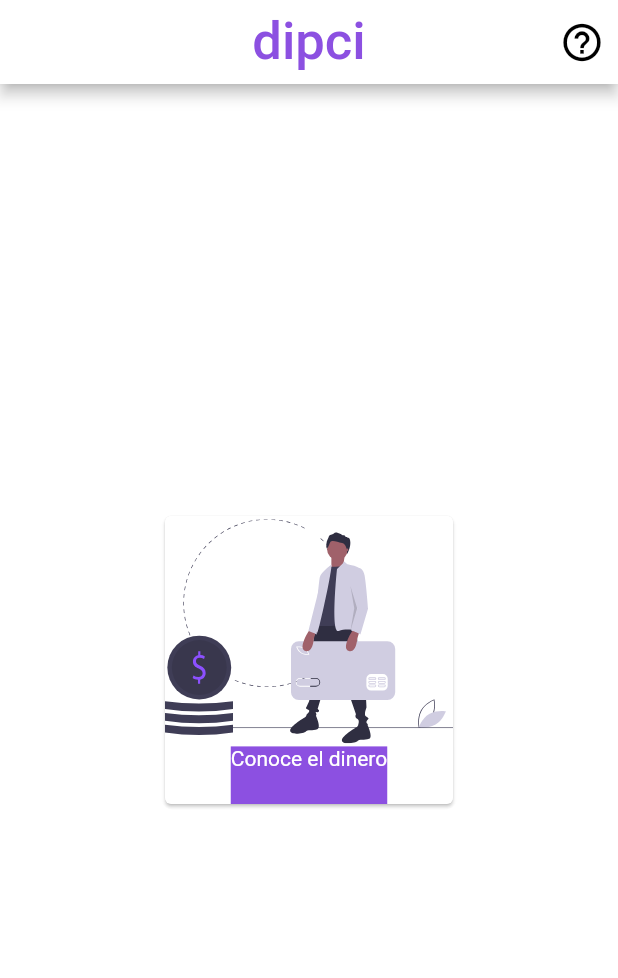
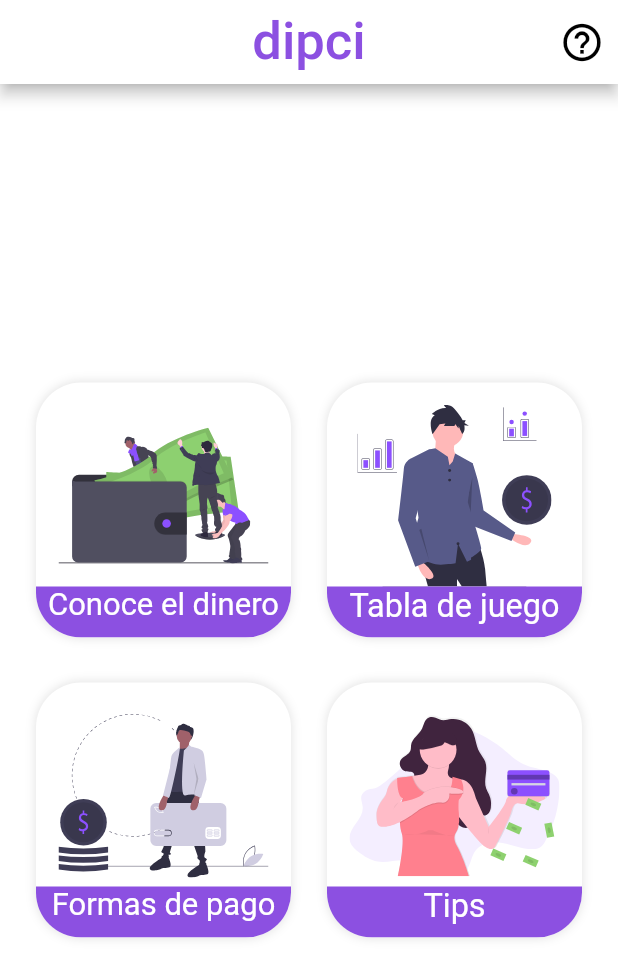
Before and after one commit to andresadar/dipci, a Flutter app: the HomePage screen opened directly, on a phone screen of 412 x 824 dp. Shown: the top 978 px of the screen. Run offline on Flutter 3.47's test engine with Material 2 defaults, Android fonts, the phone set to English and light mode, and no system bars; our stand-ins replace flutter_svg, smooth_page_indicator.

Commit message:
Terminamos el menu

```diff
--- a/dipci-main/dipci/lib/screens/home_page.dart
+++ b/dipci-main/dipci/lib/screens/home_page.dart
@@ -1,4 +1,11 @@
+import 'dart:math';
+
 import 'package:dipci/images/images.dart';
+import 'package:dipci/screens/explorar_money.dart';
+import 'package:dipci/screens/game_table.dart';
+import 'package:dipci/screens/payment.dart';
+import 'package:dipci/screens/tips.dart';
+import 'package:dipci/util/utils.dart';
 import 'package:flutter/material.dart';
 import 'package:dipci/colors/color.dart';
 import 'package:flutter_svg/flutter_svg.dart';
@@ -8,53 +15,83 @@ class HomePage extends StatelessWidget {
 
   @override
   Widget build(BuildContext context) {
-    return Scaffold(
+    return SafeArea(
+      child: Scaffold(
         backgroundColor: Colors.white,
-        appBar: AppBar(
-          backgroundColor: Colors.white,
-          title: Text(
-            'dipci',
-            style: TextStyle(color: colorPrincipal, fontSize: 35.0),
-          ),
-          centerTitle: true,
-          actions: [
-            IconButton(
-              icon: Icon(
-                Icons.help_outline,
-                size: 30.0,
-                color: Colors.black,
-              ),
-              onPressed: () {
-                //TODO: PONER UN AlertDialog de ayuda.
-              },
+        appBar: appBar(),
+        body: Column(
+          mainAxisAlignment: MainAxisAlignment.center,
+          children: [
+            Row(
+              mainAxisAlignment: MainAxisAlignment.spaceEvenly,
+              children: [
+                cardStyle(images.wallet, 'Conoce el dinero', 170.0, 170.0,
+                    0.086, ExplorerMoney(), context),
+                cardStyle(images.gameTable, 'Tabla de juego', 170.0, 170.0,
+                    0.09, GameTable(), context),
+              ],
+            ),
+            SizedBox(height: 30),
+            Row(
+              mainAxisAlignment: MainAxisAlignment.spaceEvenly,
+              children: [
+                cardStyle(images.paymentethods, 'Formas de pago', 170.0, 170.0,
+                    0.086, Payment(), context),
+                cardStyle(
+                    images.tips, 'Tips', 170.0, 170.0, 0.09, Tips(), context),
+              ],
             )
           ],
         ),
-        body: Center(
-          child:
-              cardStyle(images.paymentethods, 'Conoce el dinero', 200.0, 200.0),
-        ));
+      ),
+    );
   }
 
-  Widget cardStyle(String image, String text, double height, double width) {
-    return Container(
-      height: height,
-      width: width,
-      clipBehavior: Clip.antiAlias,
-      decoration: BoxDecoration(borderRadius: BorderRadius.circular(10.0)),
-      child: Card(
+  Widget cardStyle(String image, String text, double height, double width,
+      double fontSize, dynamic clase, BuildContext context) {
+    return GestureDetector(
+      onTap: () {
+        Navigator.push(context, MaterialPageRoute(builder: (context) => clase));
+      },
+      child: Container(
+        height: height,
+        width: width,
+        clipBehavior: Clip.antiAlias,
+        decoration: BoxDecoration(
+            color: Colors.white,
+            boxShadow: [BoxShadow(blurRadius: 5, color: Colors.grey[300])],
+            borderRadius: BorderRadius.circular(30.0)),
         child: Column(
           mainAxisAlignment: MainAxisAlignment.center,
           mainAxisSize: MainAxisSize.max,
           children: [
-            Expanded(flex: 4, child: SvgPicture.asset(image)),
+            Expanded(
+                flex: 4,
+                child: Padding(
+                  padding: const EdgeInsets.only(
+                      bottom: 0, left: 15, right: 15, top: 15),
+                  child: SvgPicture.asset(
+                    image,
+                    fit: BoxFit.contain,
+                    placeholderBuilder: (context) {
+                      return Center(
+                        child: CircularProgressIndicator(),
+                      );
+                    },
+                  ),
+                )),
             Expanded(
               flex: 1,
               child: Container(
+                width: double.infinity,
                 color: colorPrincipal,
                 child: Text(
                   text,
-                  style: TextStyle(color: Colors.white),
+                  textAlign: TextAlign.center,
+                  style: TextStyle(
+                      fontSize:
+                          sqrt((height * height) + (width * width)) * fontSize,
+                      color: Colors.white),
                 ),
               ),
             ),
--- /dev/null
+++ b/dipci-main/dipci/lib/screens/tips.dart
@@ -0,0 +1,8 @@
+import 'package:flutter/material.dart';
+
+class Tips extends StatelessWidget {
+  @override
+  Widget build(BuildContext context) {
+    return Scaffold();
+  }
+}
--- a/dipci-main/dipci/lib/screens/welcome.dart
+++ b/dipci-main/dipci/lib/screens/welcome.dart
@@ -122,7 +122,9 @@ class WelcomePages extends StatelessWidget {
                 margin: EdgeInsets.all(50.0),
                 height: 280,
                 width: 280,
-                child: SvgPicture.asset(image),
+                child: SvgPicture.asset(image, placeholderBuilder: (context) {
+                  return Center(child: CircularProgressIndicator());
+                }),
               ),
             ),
             Expanded(
--- a/dipci-main/dipci/pubspec.yaml
+++ b/dipci-main/dipci/pubspec.yaml
@@ -30,6 +30,7 @@ dependencies:
   cupertino_icons: ^1.0.0
   flutter_svg: ^0.18.0
   smooth_page_indicator: ^0.2.0
+  youtube_player_flutter: ^7.0.0+7
 
 dev_dependencies:
   flutter_test:
```
Also changed, not shown: dipci-main/dipci/lib/screens/explorar_money.dart (added, +59 -0 lines), dipci-main/dipci/lib/screens/game_table.dart (added, +8 -0 lines), dipci-main/dipci/lib/screens/payment.dart (added, +71 -0 lines), dipci-main/dipci/lib/util/utils.dart (added, +94 -0 lines), dipci-main/dipci/pubspec.lock, 1 other file.
